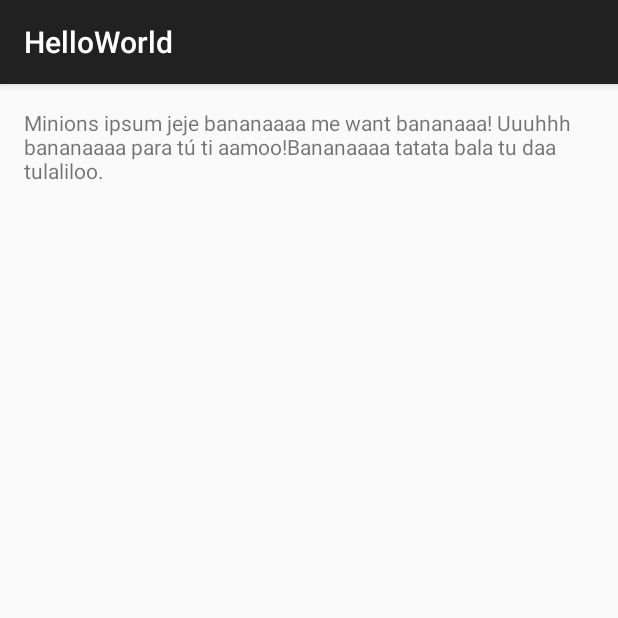
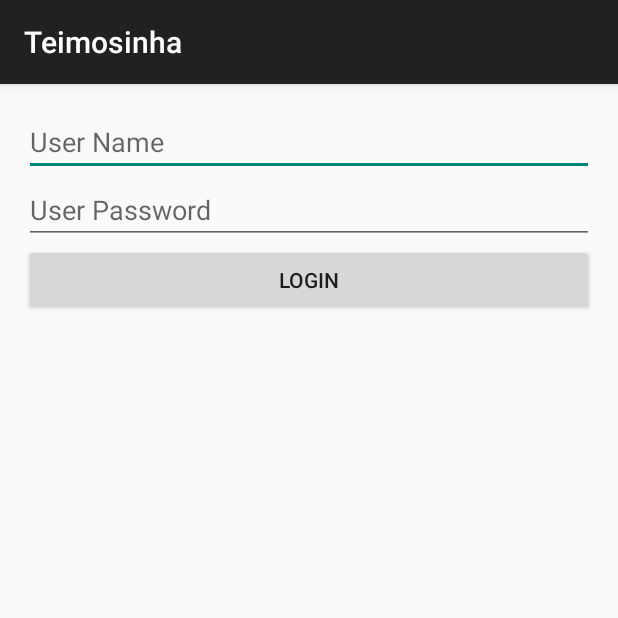
Before and after one commit to lcarlosilva/PIC_ANDROID_VEREVA, an Android app: the screen it shows after launch (MainActivity_HelloWorld before the commit, LoginActivity after it), on a phone screen of 412 x 824 dp, the top half of it. Run offline under Robolectric (Android 15) with nearby library versions, the phone set to English and light mode, and no system bars.

Commit message:
iii - Views e List Views ºManipulando Views ºList Views ºAdapters

```diff
--- /dev/null
+++ b/app/src/main/java/com/example/administrador/helloworld/LoginActivity.java
@@ -0,0 +1,35 @@
+package com.example.administrador.helloworld;
+
+import android.content.Intent;
+import android.os.Bundle;
+import android.support.v7.app.AppCompatActivity;
+import android.view.Menu;
+import android.view.View;
+import android.widget.Button;
+
+/**
+ * Created by Administrador on 20/07/2015.
+ */
+public class LoginActivity extends AppCompatActivity {
+
+    Button buttonLogin;
+
+    @Override
+    protected void onCreate(Bundle savedInstanceState) {
+        super.onCreate(savedInstanceState);
+        setContentView(R.layout.activity_login);
+
+        bindLoginButton();
+
+    }
+
+    private void bindLoginButton() {
+        buttonLogin = (Button) findViewById(R.id.buttonLogin);
+        buttonLogin.setOnClickListener(new View.OnClickListener() {
+            @Override
+            public void onClick(View v) {
+                startActivity(new Intent(LoginActivity.this, MainActivity_HelloWorld.class));
+            }
+        });
+    }
+}
--- a/app/src/main/java/com/example/administrador/helloworld/MainActivity_HelloWorld.java
+++ b/app/src/main/java/com/example/administrador/helloworld/MainActivity_HelloWorld.java
@@ -2,11 +2,11 @@ package com.example.administrador.helloworld;
 
 import android.os.Bundle;
 import android.support.v7.app.AppCompatActivity;
-import android.util.Log;
-import android.view.View;
-import android.widget.Button;
-import android.widget.TextView;
-import android.widget.Toast;
+import android.widget.ArrayAdapter;
+import android.widget.ListView;
+
+import java.util.ArrayList;
+import java.util.List;
 
 
 public class MainActivity_HelloWorld extends AppCompatActivity {
@@ -17,22 +17,30 @@ public class MainActivity_HelloWorld extends AppCompatActivity {
     protected void onCreate(Bundle savedInstanceState) {
         super.onCreate(savedInstanceState);
         setContentView(R.layout.activity_main_activity__hello_world);
-        Log.i(TAG, "onCreate");
 
-        TextView minhaView = (TextView) findViewById(R.id.textView);
+        List<Client> clients = getClients();
 
-        minhaView.setText("Minions ipsum jeje bananaaaa me want bananaaa! Uuuhhh bananaaaa para tú ti aamoo!" +
-                "Bananaaaa tatata bala tu daa tulaliloo.");
+        ListView listViewClientes = (ListView) findViewById(R.id.listViewCliente);
 
-        Button button = (Button) findViewById(R.id.button);
-        button.setOnClickListener(
-                new View.OnClickListener() {
-                    @Override
-                    public void onClick(View v) {
-                        /*aqui eu configuro como quero que seja mostrado minha mensagem*/
-                        Toast.makeText(MainActivity_HelloWorld.this,"Cliquei aki!",Toast.LENGTH_LONG).show();
-                    }
-                }
-        );
+        ClientListAdapter clienteAdapter = new ClientListAdapter(MainActivity_HelloWorld.this, clients);
+
+        listViewClientes.setAdapter(clienteAdapter);
+
+    }
+
+    private List<Client> getClients() {
+        List<Client> clients = new ArrayList<>();
+
+        Client renan = new Client();
+        renan.setName("Renan");
+        renan.setAge(23);
+        clients.add(renan);
+
+        Client aszamandas = new Client();
+        aszamandas.setName("Aszamandas");
+        aszamandas.setAge(36);
+        clients.add(aszamandas);
+
+        return clients;
     }
 }
--- /dev/null
+++ b/app/src/main/res/layout/activity_login.xml
@@ -0,0 +1,27 @@
+<?xml version="1.0" encoding="utf-8"?>
+<LinearLayout xmlns:android="http://schemas.android.com/apk/res/android"
+    android:layout_width="match_parent"
+    android:layout_height="match_parent"
+    android:orientation="vertical"
+    android:layout_margin="16dp">
+
+    <EditText
+        android:id="@+id/editTextUserName"
+        android:layout_width="match_parent"
+        android:layout_height="wrap_content"
+        android:hint="@string/userName"/>
+
+    <EditText
+        android:id="@+id/editTextUserPassword"
+        android:layout_width="match_parent"
+        android:layout_height="wrap_content"
+        android:password="true"
+        android:hint="@string/userPassword"/>
+
+    <Button
+        android:id="@+id/buttonLogin"
+        android:layout_width="match_parent"
+        android:layout_height="wrap_content"
+        android:text="@string/login"/>
+
+</LinearLayout>
--- a/app/src/main/res/layout/activity_main_activity__hello_world.xml
+++ b/app/src/main/res/layout/activity_main_activity__hello_world.xml
@@ -1,24 +1,13 @@
-<RelativeLayout xmlns:android="http://schemas.android.com/apk/res/android"
-    xmlns:tools="http://schemas.android.com/tools" android:layout_width="match_parent"
-    android:layout_height="match_parent" android:paddingLeft="@dimen/activity_horizontal_margin"
-    android:paddingRight="@dimen/activity_horizontal_margin"
-    android:paddingTop="@dimen/activity_vertical_margin"
-    android:paddingBottom="@dimen/activity_vertical_margin"
-    tools:context=".MainActivity_HelloWorld">
+<LinearLayout xmlns:android="http://schemas.android.com/apk/res/android"
+    android:layout_width="match_parent"
+    android:layout_height="match_parent"
+    android:layout_margin="16dp"
+    android:orientation="vertical">
 
-    <TextView android:text="@string/hello_world" android:layout_width="wrap_content"
-        android:layout_height="wrap_content"
-        android:id="@+id/textView"
-        android:layout_alignParentTop="true"
-        android:layout_alignParentLeft="true"
-        android:layout_alignParentStart="true" />
+    <ListView
+        android:id="@+id/listViewCliente"
+        android:layout_width="match_parent"
+        android:layout_height="match_parent">
+    </ListView>
 
-    <Button
-        android:layout_width="wrap_content"
-        android:layout_height="wrap_content"
-        android:text="New Button"
-        android:id="@+id/button"
-        android:layout_alignParentBottom="true"
-        android:layout_centerHorizontal="true" />
-
-</RelativeLayout>
+</LinearLayout>
--- a/app/src/main/res/values/strings.xml
+++ b/app/src/main/res/values/strings.xml
@@ -1,24 +1,14 @@
 <resources>
-    <string name="app_name">HelloWorld</string>
+    <string name="app_name">Teimosinha</string>
 
     <string name="hello_world">
         Minions ipsum ti aamoo! Tatata bala tu butt pepete gelatooo.
         Jiji butt bananaaaa jiji poulet tikka masala potatoooo jiji.
         Poopayee uuuhhh bee do bee do bee do jeje tank yuuu! Tank yuuu! hana dul sae hahaha poulet tikka masala butt ti aamoo!
         Butt poulet tikka masala jiji tatata bala tu. Uuuhhh butt ti aamoo!
-        Underweaaar me want bananaaa! Baboiii jeje la bodaaa aaaaaah chasy tatata bala tu bananaaaa.
-        Hahaha daa me want bananaaa! Poopayee hana dul sae jeje me want bananaaa! Poulet tikka masala po kass.
-        Daa tatata bala tu uuuhhh ti aamoo! Baboiii tulaliloo pepete la bodaaa. Hahaha potatoooo hana dul sae poopayee aaaaaah tank yuuu!
-        Baboiii ti aamoo! Jeje bee do bee do bee do. Butt jeje chasy daa ti aamoo!
-        Uuuhhh tatata bala tu uuuhhh ti aamoo! Aaaaaah tatata bala tu me want bananaaa! Uuuhhh jiji hana dul sae po kass chasy la bodaaa.
-        Tulaliloo tulaliloo tulaliloo hahaha bappleees daa poopayee. Potatoooo underweaaar ti aamoo! Butt tulaliloo butt butt.
-        Gelatooo underweaaar jeje butt tank yuuu! Tatata bala tu chasy po kass. Pepete bananaaaa jeje bananaaaa.
-        Pepete tulaliloo underweaaar tatata bala tu para tú me want bananaaa! Jeje bananaaaa me want bananaaa! Hana dul sae.
-        Tulaliloo jiji jeje jiji tank yuuu! Belloo! Belloo! Tulaliloo poulet tikka masala wiiiii. Potatoooo bappleees jiji bee do bee do bee do wiiiii butt jeje.
-        Hahaha ti aamoo! Underweaaar para tú pepete wiiiii ti aamoo! Me want bananaaa! Tulaliloo po kass me want bananaaa!
-        Bananaaaa la bodaaa ti aamoo! Ti aamoo! Bee do bee do bee do bee do bee do bee do. Baboiii pepete para tú underweaaar.
-        Potatoooo jiji baboiii bappleees ti aamoo! Baboiii belloo! Gelatooo bananaaaa baboiii baboiii poopayee jeje daa para tú.
-        Hahaha para tú para tú uuuhhh bananaaaa.
     </string>
     <string name="action_settings">Settings</string>
+    <string name="login">Login</string>
+    <string name="userName">User Name</string>
+    <string name="userPassword">User Password</string>
 </resources>
```
Also changed, not shown: app/src/main/AndroidManifest.xml (+6 -1 lines), app/src/main/java/com/example/administrador/helloworld/Client.java (added, +25 -0 lines), app/src/main/java/com/example/administrador/helloworld/ClientListAdapter.java (added, +52 -0 lines), app/src/main/res/layout/client_list_item.xml (added, +19 -0 lines), app/src/main/res/mipmap-hdpi/ic_launcher.png, app/src/main/res/mipmap-mdpi/ic_launcher.png, app/src/main/res/mipmap-xhdpi/ic_launcher.png, app/src/main/res/mipmap-xxhdpi/ic_launcher.png.
